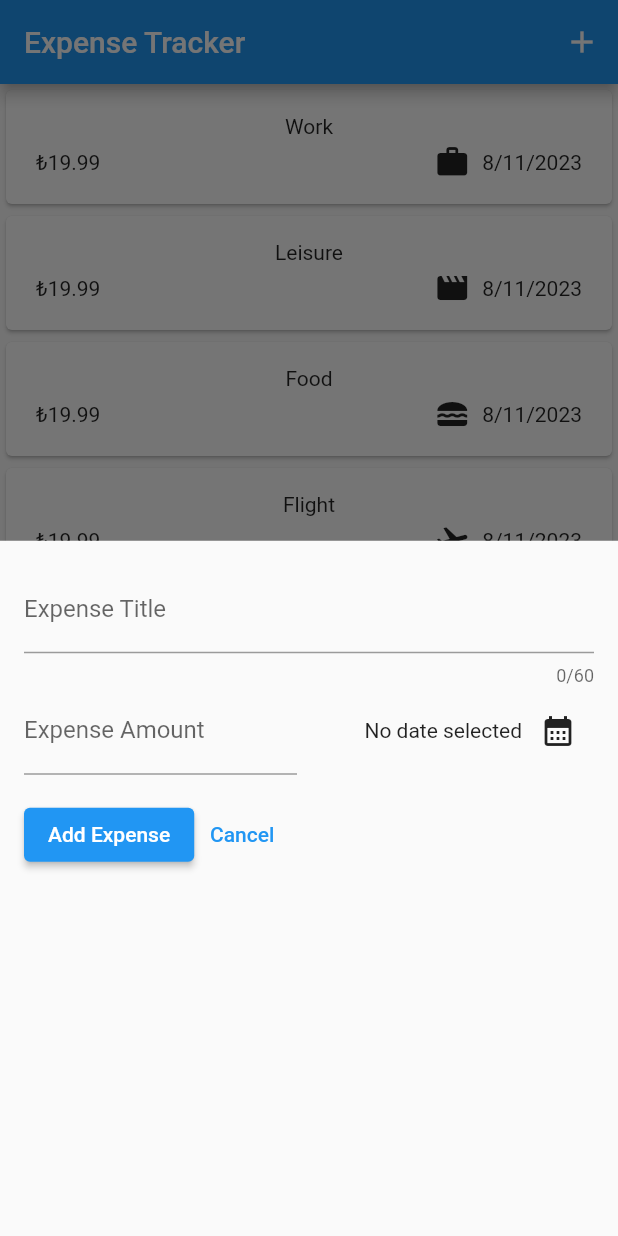
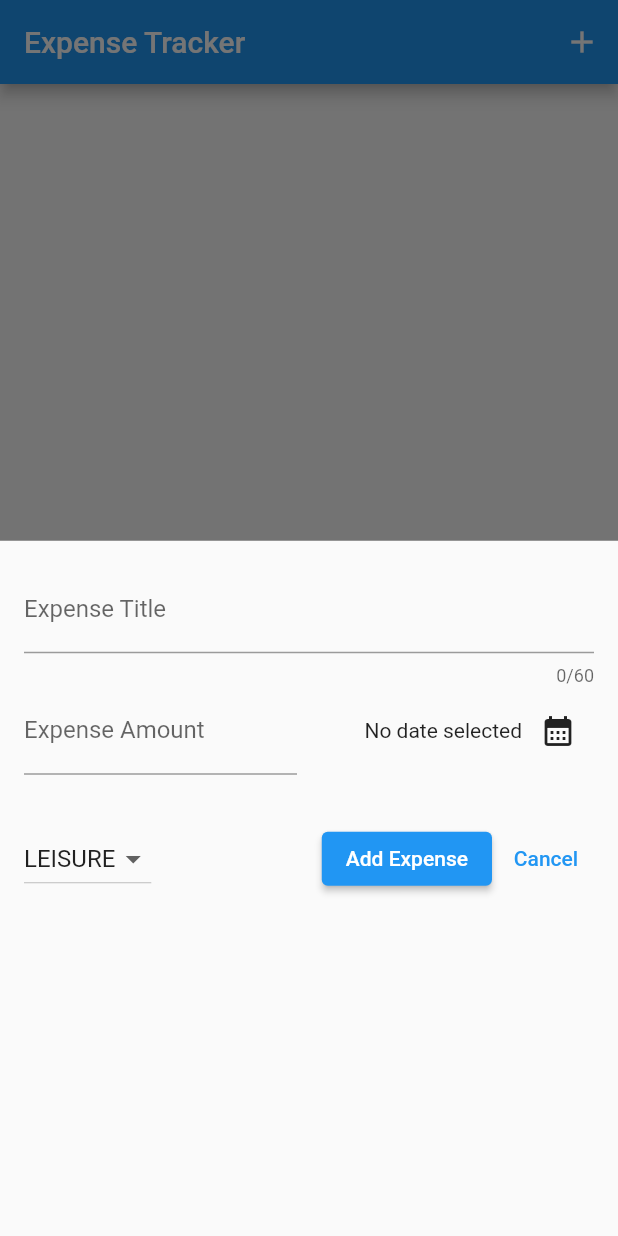
Before and after one commit to sevdenuragba/expense_tracker_app, a Flutter app: the screen it shows after launch, after a tap on the "add" icon, on a phone screen of 412 x 824 dp. Run offline on Flutter 3.47's test engine with Material 2 defaults, Android fonts, the phone set to English and light mode, and no system bars.

Commit message:
Initial commit

```diff
--- a/lib/models/expense.dart
+++ b/lib/models/expense.dart
@@ -7,7 +7,7 @@ final formatter = DateFormat.yMd();
 const uuid = Uuid();
 
 enum Category {
-  food, travel, leisure, work
+  food, travel, leisure, work, other
 }
 
 const categoryIcons= {
@@ -15,6 +15,7 @@ const categoryIcons= {
   Category.travel: Icons.flight_takeoff,
   Category.leisure: Icons.movie,
   Category.work: Icons.work,
+  Category.other: Icons.face_rounded,
 };
 
 class Expense {
--- a/lib/widgets/expenses.dart
+++ b/lib/widgets/expenses.dart
@@ -14,30 +14,19 @@ class Expenses extends StatefulWidget {
 
 class _ExpensesState extends State<Expenses> {
   final List<Expense> _reqisteredExpenses = [
-    Expense(
-        title: 'Work',
-        amount: 19.99,
-        date: DateTime.now(),
-        category: Category.work),
-    Expense(
-        title: 'Leisure',
-        amount: 19.99,
-        date: DateTime.now(),
-        category: Category.leisure),
-    Expense(
-        title: 'Food',
-        amount: 19.99,
-        date: DateTime.now(),
-        category: Category.food),
-    Expense(
-        title: 'Flight',
-        amount: 19.99,
-        date: DateTime.now(),
-        category: Category.travel),
+
   ];
 
+  void _addExpense(Expense expense) {
+    setState(() {
+      _reqisteredExpenses.add(expense);
+    });
+
+  }
+
   void _openAddExpenseOveray() {
-    showModalBottomSheet(context: context, builder: (cntx) => const NewExpense());
+    showModalBottomSheet(
+        context: context, builder: (cntx) =>  NewExpense(onAddExpense: _addExpense));
   }
 
   @override
--- a/lib/widgets/new_expense.dart
+++ b/lib/widgets/new_expense.dart
@@ -2,7 +2,9 @@ import 'package:flutter/material.dart';
 import 'package:expense_tracker/models/expense.dart';
 
 class NewExpense extends StatefulWidget {
-  const NewExpense({super.key});
+  const NewExpense({super.key, required this.onAddExpense});
+
+  final void Function(Expense expense) onAddExpense;
 
   @override
   State<NewExpense> createState() {
@@ -15,8 +17,9 @@ class _NewExpenseState extends State<NewExpense> {
   final _amountController = TextEditingController();
   final _dateController = TextEditingController();
   DateTime? _selectedDate;
+  Category _selectedCategory = Category.leisure;
 
-  void _presentDatePicker() async{
+  void _presentDatePicker() async {
     final now = DateTime.now();
     final firstDate = DateTime(now.year - 2, now.month, now.day);
     final lastDate = DateTime.now();
@@ -25,9 +28,39 @@ class _NewExpenseState extends State<NewExpense> {
         initialDate: now,
         firstDate: firstDate,
         lastDate: lastDate);
-        setState(() {
-          _selectedDate = pickedDate;
-        });
+    setState(() {
+      _selectedDate = pickedDate;
+    });
+  }
+
+  void _submitExpenseData() {
+    final enteredAmount = double.tryParse(_amountController.text);
+    final amountisInvalid = enteredAmount == null || enteredAmount <= 0;
+    if (_titleController.text.trim().isEmpty ||
+        amountisInvalid ||
+        _selectedDate == null) {
+      showDialog(
+        context: context,
+        builder: (cntx) => AlertDialog(
+            title: const Text('Invalid input.'),
+            content: const Text(
+                'Please make sure a valid title, amount,date,and category was entered.'),
+            actions: [
+              TextButton(
+                onPressed: () {
+                  Navigator.pop(cntx);
+                },
+                child: const Text('OK'),
+              ),
+            ]),
+      );
+      return;
+    }
+    widget.onAddExpense(Expense(
+        title: _titleController.text,
+        amount: enteredAmount,
+        date: _selectedDate!,
+        category: _selectedCategory));
   }
 
   @override
@@ -68,7 +101,9 @@ class _NewExpenseState extends State<NewExpense> {
                 child: Row(
                   mainAxisAlignment: MainAxisAlignment.end,
                   children: [
-                     Text(_selectedDate == null ? 'No date selected': formatter.format(_selectedDate!)),
+                    Text(_selectedDate == null
+                        ? 'No date selected'
+                        : formatter.format(_selectedDate!)),
                     IconButton(
                       onPressed: _presentDatePicker,
                       icon: const Icon(Icons.calendar_month),
@@ -81,13 +116,38 @@ class _NewExpenseState extends State<NewExpense> {
           const SizedBox(
             height: 16,
           ),
+          const SizedBox(
+            height: 16,
+          ),
           Row(
             children: [
+              DropdownButton(
+                  value: _selectedCategory,
+                  items: Category.values
+                      .map(
+                        (category) => DropdownMenuItem(
+                          value: category,
+                          child: Text(
+                            category.name.toUpperCase(),
+                          ),
+                        ),
+                      )
+                      .toList(),
+                  onChanged: (value) {
+                    if (value == null) {
+                      return;
+                    }
+                    setState(() {
+                      _selectedCategory = value;
+                    });
+                  }),
+              const Spacer(),
               ElevatedButton(
-                onPressed: () {
-                  print(_titleController.text);
-                },
+                onPressed: _submitExpenseData,
                 child: const Text('Add Expense'),
+              ),
+              const SizedBox(
+                width: 4,
               ),
               Row(
                 children: [
```
